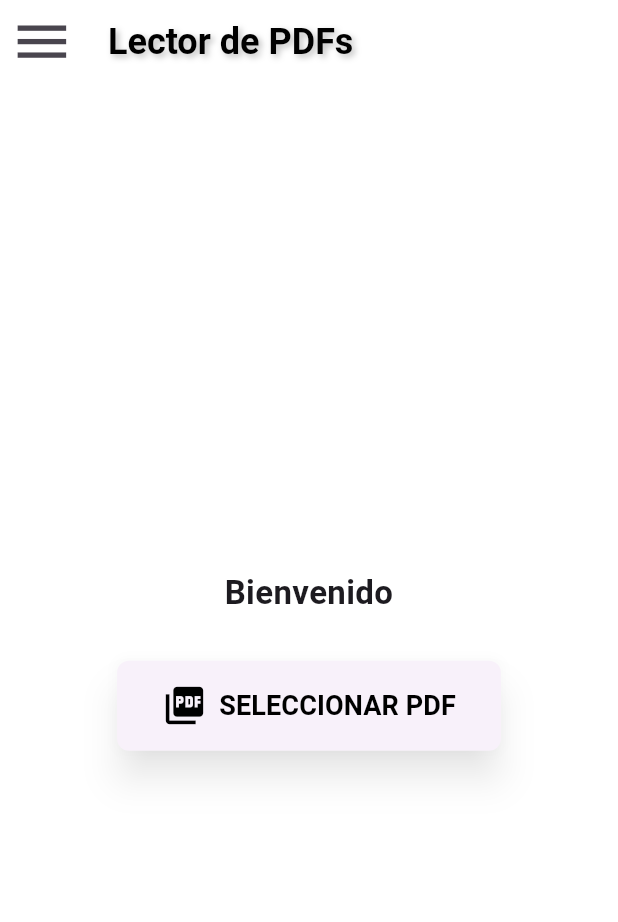
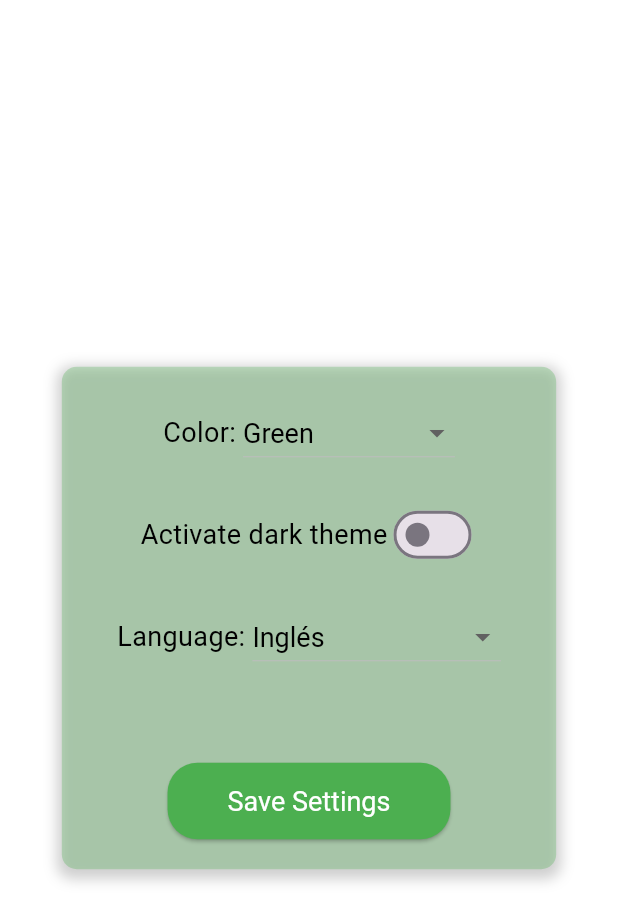
Before and after one commit to LuCaSAmaYa/pdf_reader_app, a Flutter app: the screen it shows after launch, on a phone screen of 412 x 824 dp. Shown: the top 922 px of the screen. Run offline on Flutter 3.47's test engine with Material 3 defaults, Android fonts, the phone set to English and light mode, and no system bars; our stand-ins replace flutter_riverpod, shared_preferences; missing offline and left inert: file_selector, flutter_pdfview.

Commit message:
2402252232 pantalla forzada config de inicio color idioma

```diff
--- a/lib/main.dart
+++ b/lib/main.dart
@@ -1,32 +1,55 @@
 import 'package:flutter/material.dart';
 import 'package:flutter_localizations/flutter_localizations.dart';
-import 'package:flutter_riverpod/flutter_riverpod.dart'; // Importa Riverpod
-import 'screens/home_screen.dart'; // Importa tu pantalla principal
+import 'package:flutter_riverpod/flutter_riverpod.dart';
+import 'package:shared_preferences/shared_preferences.dart';
+import 'screens/home_screen.dart';
+import 'providers/theme_provider.dart';
+import 'utils/theme_data.dart';
+import 'screens/initial_setup_screen.dart';
 
-void main() {
-  runApp(const ProviderScope(child: MyApp())); // Envuelve MyApp con ProviderScope
+void main() async {
+  WidgetsFlutterBinding.ensureInitialized();
+  runApp(const ProviderScope(child: MyApp()));
 }
 
-class MyApp extends StatelessWidget {
+class MyApp extends ConsumerWidget {
   const MyApp({super.key});
 
+  Future<bool> _isInitialSetupComplete() async {
+    final prefs = await SharedPreferences.getInstance();
+    return prefs.getBool('initialSetupComplete') ?? false;
+  }
+
   @override
-  Widget build(BuildContext context) {
+  Widget build(BuildContext context, WidgetRef ref) {
+    final themeState = ref.watch(themeProvider);
     return MaterialApp(
       title: 'PDF Reader App',
       debugShowCheckedModeBanner: false,
-      theme: ThemeData(
-        colorScheme: ColorScheme.fromSeed(seedColor: Colors.deepPurple),
-        useMaterial3: true,
-      ),
-      home: const HomeScreen(), // Usa tu pantalla principal aquí
+      theme: themeState.isDarkTheme ? darkThemeData : lightThemeData,
+      initialRoute: '/',
+      routes: {
+        '/': (context) => FutureBuilder<bool>(
+              future: _isInitialSetupComplete(),
+              builder: (context, snapshot) {
+                if (snapshot.connectionState == ConnectionState.waiting) {
+                  return const CircularProgressIndicator();
+                }
+                if (snapshot.data == false) {
+                  return const InitialSetupScreen();
+                }
+                return const HomeScreen();
+              },
+            ),
+        '/home': (context) => const HomeScreen(),
+      },
       localizationsDelegates: const [
         GlobalMaterialLocalizations.delegate,
         GlobalWidgetsLocalizations.delegate,
       ],
       supportedLocales: const [
-        Locale('en', 'US'), // Inglés
-        Locale('es', 'ES'), // Español
+        Locale('en', 'US'),
+        Locale('es', 'ES'),
       ],
       localeResolutionCallback: (locale, supportedLocales) {
         if (supportedLocales.contains(locale)) {
--- a/lib/screens/home_screen.dart
+++ b/lib/screens/home_screen.dart
@@ -5,7 +5,9 @@ import 'pdf_viewer.dart';
 import '../widgets/menu_drawer.dart';
 import '../providers/theme_provider.dart';
 import '../utils/app_strings.dart';
-import '../utils/theme_data.dart'; // Importa theme_data.dart
+import '../utils/theme_data.dart';
+import '../screens/initial_setup_screen.dart';
+import 'dart:async';
 
 class HomeScreen extends ConsumerStatefulWidget {
   const HomeScreen({super.key});
@@ -16,6 +18,8 @@ class HomeScreen extends ConsumerStatefulWidget {
 
 class HomeScreenState extends ConsumerState<HomeScreen> {
   String? pdfPath;
+  int _tapCount = 0;
+  Timer? _timer;
 
   Future<void> pickPdfFile() async {
     const XTypeGroup typeGroup = XTypeGroup(label: 'PDFs', extensions: ['pdf']);
@@ -35,6 +39,28 @@ class HomeScreenState extends ConsumerState<HomeScreen> {
     }
   }
 
+  void _handleTap() {
+    _tapCount++;
+    if (_timer != null && _timer!.isActive) {
+      _timer!.cancel();
+    }
+    _timer = Timer(const Duration(seconds: 4), () { // Tiempo de espera cambiado a 4 segundos
+      _tapCount = 0;
+    });
+    if (_tapCount == 7) {
+      _tapCount = 0;
+      Navigator.of(context).push(
+        MaterialPageRoute(builder: (context) => const InitialSetupScreen()),
+      );
+    }
+  }
+
+  @override
+  void dispose() {
+    _timer?.cancel();
+    super.dispose();
+  }
+
   @override
   Widget build(BuildContext context) {
     final themeState = ref.watch(themeProvider);
@@ -49,13 +75,13 @@ class HomeScreenState extends ConsumerState<HomeScreen> {
             fontSize: 24,
             fontWeight: FontWeight.bold,
             shadows: const [Shadow(blurRadius: 5, color: Colors.black26, offset: Offset(2, 2))],
-            color: isDark ? Colors.white : Colors.black, // Cambia el color del texto del AppBar
+            color: isDark ? Colors.white : Colors.black,
           ),
         ),
-        backgroundColor: isDark ? Colors.black : Colors.white, // Cambia el color del AppBar
-        iconTheme: IconThemeData(color: subThemes[themeState.selectedSubTheme]), // Cambia el color del icono de hamburguesa
-        leading: Transform.scale( // <-- Escala el IconButton
-          scale: 1.2, // <-- Aumenta el tamaño en un 50%
+        backgroundColor: isDark ? Colors.black : Colors.white,
+        iconTheme: IconThemeData(color: subThemes[themeState.selectedSubTheme]),
+        leading: Transform.scale(
+          scale: 1.2,
           child: Builder(
             builder: (BuildContext context) {
               return IconButton(
@@ -63,14 +89,43 @@ class HomeScreenState extends ConsumerState<HomeScreen> {
                 onPressed: () {
                   Scaffold.of(context).openDrawer();
                 },
-                iconSize: 36, // <-- Aumenta el tamaño del icono
+                iconSize: 36,
               );
             },
           ),
         ),
       ),
-      drawer: const MenuDrawer(),
-      backgroundColor: isDark ? themeState.darkBackgroundColor : Colors.white, // Cambia el color de fondo del Scaffold
+      drawer: Drawer(
+        child: Stack(
+          children: [
+            const MenuDrawer(),
+            Align(
+              alignment: Alignment.bottomLeft,
+              child: GestureDetector(
+                onTap: _handleTap,
+                child: Container(
+                  width: 60,
+                  height: 60,
+                  color: Colors.transparent,
+                  child: Align(
+                    alignment: Alignment.bottomLeft,
+                    child: Container(
+                      width: 10,
+                      height: 10,
+                      margin: const EdgeInsets.only(bottom: 20, left: 20),
+                      decoration: BoxDecoration(
+                        color: subThemes[themeState.selectedSubTheme],
+                        shape: BoxShape.circle,
+                      ),
+                    ),
+                  ),
+                ),
+              ),
+            ),
+          ],
+        ),
+      ),
+      backgroundColor: isDark ? themeState.darkBackgroundColor : Colors.white,
       body: Center(
         child: Column(
           mainAxisAlignment: MainAxisAlignment.center,
@@ -81,7 +136,7 @@ class HomeScreenState extends ConsumerState<HomeScreen> {
               style: TextStyle(
                 fontSize: 22,
                 fontWeight: FontWeight.bold,
-                color: subThemes[themeState.selectedSubTheme], // Usa el color del subtema
+                color: subThemes[themeState.selectedSubTheme],
               ),
               textAlign: TextAlign.center,
             ),
@@ -104,7 +159,7 @@ class HomeScreenState extends ConsumerState<HomeScreen> {
               style: ElevatedButton.styleFrom(
                 padding: const EdgeInsets.symmetric(horizontal: 30, vertical: 15),
                 shape: RoundedRectangleBorder(borderRadius: BorderRadius.circular(8)),
-                backgroundColor: subThemes[themeState.selectedSubTheme], // Usa el color del subtema para el boton
+                backgroundColor: subThemes[themeState.selectedSubTheme],
                 shadowColor: Colors.black45,
                 elevation: 10,
               ),
--- /dev/null
+++ b/lib/screens/initial_setup_screen.dart
@@ -0,0 +1,217 @@
+import 'package:flutter/material.dart';
+import 'package:flutter_riverpod/flutter_riverpod.dart';
+import 'package:shared_preferences/shared_preferences.dart';
+import '../providers/theme_provider.dart';
+import '../utils/theme_data.dart';
+import 'package:intl/intl.dart';
+
+class InitialSetupScreen extends ConsumerStatefulWidget {
+  const InitialSetupScreen({super.key});
+
+  @override
+  InitialSetupScreenState createState() => InitialSetupScreenState();
+}
+
+class InitialSetupScreenState extends ConsumerState<InitialSetupScreen> {
+  String _selectedSubTheme = 'Green';
+  bool _isDarkTheme = false;
+  String _selectedLocale = 'en';
+
+  @override
+  void initState() {
+    super.initState();
+    _getDefaultLocale();
+  }
+
+  Future<void> _getDefaultLocale() async {
+    final locale = Intl.systemLocale;
+    final languageCode = locale.split('_')[0];
+    setState(() {
+      _selectedLocale = languageCode == 'es' ? 'es' : 'en';
+    });
+  }
+
+  @override
+  Widget build(BuildContext context) {
+    final backgroundColor = _isDarkTheme ? Colors.black : Colors.white;
+    final boxColor = subThemes[_selectedSubTheme]?.withOpacity(0.3) ?? Colors.grey.withOpacity(0.3);
+    final textColor = _isDarkTheme ? Colors.white : Colors.black;
+    final titleFontSize = 18.0;
+    final dropdownBackgroundColor = _isDarkTheme ? Colors.black : Colors.grey[200]; // Color de fondo del Dropdown
+
+    final translations = {
+      'en': {
+        'initialSetup': 'Initial Setup',
+        'color': 'Color:',
+        'darkTheme': 'Activate dark theme',
+        'language': 'Language:',
+        'english': 'English',
+        'spanish': 'Spanish',
+        'saveSettings': 'Save Settings',
+        'Green': 'Green',
+        'Orange': 'Orange',
+        'Teal': 'Teal',
+        'Pink': 'Pink',
+        'Purple': 'Purple',
+        'Red': 'Red',
+        'Gray': 'Gray',
+        'Cyan': 'Cyan',
+        'Indigo': 'Indigo',
+        'Emerald Green': 'Emerald Green',
+        'Serenity Blue': 'Serenity Blue',
+        'Brown': 'Brown',
+        'Coral Orange': 'Coral Orange',
+        'Royal Blue': 'Royal Blue',
+      },
+      'es': {
+        'initialSetup': 'Configuración Inicial',
+        'color': 'Color:',
+        'darkTheme': 'Activar tema oscuro',
+        'language': 'Idioma:',
+        'english': 'Inglés',
+        'spanish': 'Español',
+        'saveSettings': 'Guardar Configuración',
+        'Green': 'Verde',
+        'Orange': 'Naranja',
+        'Teal': 'Trullo',
+        'Pink': 'Rosa',
+        'Purple': 'Morado',
+        'Red': 'Rojo',
+        'Gray': 'Gris',
+        'Cyan': 'Cian',
+        'Indigo': 'Índigo',
+        'Emerald Green': 'Verde Esmeralda',
+        'Serenity Blue': 'Azul Serenidad',
+        'Brown': 'Marrón',
+        'Coral Orange': 'Naranja Coral',
+        'Royal Blue': 'Azul Real',
+      },
+    };
+
+    final currentTranslations = translations[_selectedLocale] ?? translations['en']!;
+
+    return Scaffold(
+      backgroundColor: backgroundColor,
+      body: Center(
+        child: Container(
+          width: MediaQuery.of(context).size.width * 0.8,
+          padding: const EdgeInsets.all(20.0),
+          decoration: BoxDecoration(
+            color: boxColor,
+            borderRadius: BorderRadius.circular(10.0),
+            boxShadow: [
+              BoxShadow(
+                color: Colors.grey.withOpacity(0.5),
+                spreadRadius: 3,
+                blurRadius: 7,
+                offset: const Offset(0, 3),
+              ),
+            ],
+          ),
+          child: Column(
+            mainAxisSize: MainAxisSize.min,
+            mainAxisAlignment: MainAxisAlignment.center,
+            children: <Widget>[
+              Row(
+                mainAxisAlignment: MainAxisAlignment.center,
+                children: <Widget>[
+                  Text(currentTranslations['color']! + ' ', style: TextStyle(color: textColor, fontSize: titleFontSize)),
+                  DropdownButton<String>(
+                    value: _selectedSubTheme,
+                    items: subThemes.keys.map((String value) {
+                      return DropdownMenuItem<String>(
+                        value: value,
+                        child: Text(currentTranslations[value]!, style: TextStyle(color: textColor, fontSize: titleFontSize)),
+                      );
+                    }).toList(),
+                    onChanged: (value) {
+                      setState(() {
+                        _selectedSubTheme = value!;
+                      });
+                    },
+                    hint: Text(currentTranslations['selectColor'] ?? 'Select a color', style: TextStyle(color: textColor, fontSize: titleFontSize)),
+                    borderRadius: BorderRadius.circular(10),
+                    style: TextStyle(fontSize: titleFontSize, color: textColor),
+                    dropdownColor: dropdownBackgroundColor, // Color de fondo del Dropdown
+                    menuMaxHeight: 200,
+                  ),
+                ],
+              ),
+              SizedBox(height: 20),
+              Row(
+                mainAxisAlignment: MainAxisAlignment.center,
+                children: <Widget>[
+                  Text(
+                    currentTranslations['darkTheme']!,
+                    style: TextStyle(fontSize: titleFontSize, color: textColor),
+                  ),
+                  Switch(
+                    value: _isDarkTheme,
+                    onChanged: (value) {
+                      setState(() {
+                        _isDarkTheme = value;
+                      });
+                    },
+                  ),
+                ],
+              ),
+              SizedBox(height: 20),
+              Row(
+                mainAxisAlignment: MainAxisAlignment.center,
+                children: <Widget>[
+                  Text(currentTranslations['language']! + ' ', style: TextStyle(color: textColor, fontSize: titleFontSize)),
+                  DropdownButton<String>(
+                    value: _selectedLocale,
+                    items: [
+                      DropdownMenuItem(value: 'en', child: Text('Inglés', style: TextStyle(color: textColor, fontSize: titleFontSize))),
+                      DropdownMenuItem(value: 'es', child: Text('Español', style: TextStyle(color: textColor, fontSize: titleFontSize))),
+                    ],
+                    onChanged: (value) {
+                      setState(() {
+                        _selectedLocale = value!;
+                      });
+                    },
+                    hint: Text(currentTranslations['selectLanguage'] ?? 'Select a language', style: TextStyle(color: textColor, fontSize: titleFontSize)),
+                    borderRadius: BorderRadius.circular(10),
+                    style: TextStyle(fontSize: titleFontSize, color: textColor),
+                    dropdownColor: dropdownBackgroundColor, // Color de fondo del Dropdown
+                    menuMaxHeight: 150,
+                  ),
+                ],
+              ),
+              SizedBox(height: 60),
+              ElevatedButton(
+                onPressed: () async {
+                  final prefs = await SharedPreferences.getInstance();
+                  await prefs.setBool('initialSetupComplete', true);
+                  await prefs.setString('selectedSubTheme', _selectedSubTheme);
+                  await prefs.setBool('isDarkTheme', _isDarkTheme);
+                  await prefs.setString('locale', _selectedLocale);
+
+                  final themeNotifier = ref.read(themeProvider.notifier);
+                  themeNotifier.changeSubTheme(_selectedSubTheme);
+                  themeNotifier.toggleTheme(_isDarkTheme);
+                  themeNotifier.setLocale(_selectedLocale);
+
+                  if (mounted) {
+                    Navigator.of(context).pushReplacementNamed('/home');
+                  }
+                },
+                style: ElevatedButton.styleFrom(
+                  padding: EdgeInsets.symmetric(horizontal: 40, vertical: 15),
+                  shape: RoundedRectangleBorder(
+                    borderRadius: BorderRadius.circular(20),
+                  ),
+                  backgroundColor: Colors.green,
+                  foregroundColor: Colors.white,
+                  textStyle: TextStyle(fontSize: 18),
+                ),
+                child: Text(currentTranslations['saveSettings']!),
+              ),
+            ],
+          ),
+        ),
+      ),
+    );
+  }
+}
--- a/lib/utils/app_strings.dart
+++ b/lib/utils/app_strings.dart
@@ -52,7 +52,11 @@ class AppStrings {
     'phone': 'Teléfono:',
     'address': 'Dirección:',
     'app_name': 'Lector de PDFs',
-    // ... otros strings en español
+    'initialSetup': 'Configuración Inicial',
+    'color': 'Color:',
+    'darkTheme': 'Activar tema oscuro',
+    'saveSettings': 'Guardar Configuración',
+    'pdfReaderNoAds': 'PDF READER SIN ANUNCIOS',
   };
 
   static const Map<String, String> _englishStrings = {
@@ -83,7 +87,11 @@ class AppStrings {
     'phone': 'Phone:',
     'address': 'Address:',
     'app_name': 'PDF Reader',
-    // ... otros strings en inglés
+    'initialSetup': 'Initial Setup',
+    'color': 'Color:',
+    'darkTheme': 'Activate dark theme',
+    'saveSettings': 'Save Settings',
+    'pdfReaderNoAds': 'PDF READER NO ADS',
   };
 
   static const Map<String, String> _spanishColorNames = {
@@ -101,7 +109,6 @@ class AppStrings {
     'Rosewood': 'Palo Rosa',
     'Coral Orange': 'Naranja Coral',
     'Royal Blue': 'Azul Real',
-    // ... otros nombres de colores en español
   };
 
   static const Map<String, String> _englishColorNames = {
@@ -119,7 +126,6 @@ class AppStrings {
     'Brown': 'Brown',
     'Coral Orange': 'Coral Orange',
     'Royal Blue': 'Royal Blue',
-    // ... otros nombres de colores en inglés
   };
 
   static const supportedLocales = [
--- a/lib/utils/theme_data.dart
+++ b/lib/utils/theme_data.dart
@@ -1,5 +1,19 @@
 import 'package:flutter/material.dart';
 
+// Temas de datos
+final ThemeData lightThemeData = ThemeData(
+  colorScheme: ColorScheme.fromSeed(seedColor: Colors.deepPurple),
+  useMaterial3: true,
+  brightness: Brightness.light,
+);
+
+final ThemeData darkThemeData = ThemeData(
+  colorScheme: ColorScheme.fromSeed(seedColor: Colors.deepPurple, brightness: Brightness.dark),
+  useMaterial3: true,
+  brightness: Brightness.dark,
+);
+
+// Subtemas de color
 final Map<String, Color> subThemes = {
   'Green': Colors.green,
   'Orange': Colors.orange,
```
Also changed, not shown: lib/providers/theme_provider.dart (+15 -12 lines), 2 other files.
